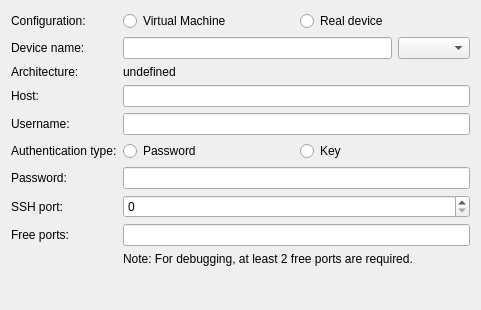
The window that src/plugins/mer/merdeviceconfigwizardgeneralpage.ui (sailfishos/sailfish-qtcreator) describes before a commit, drawn with Qt 5.
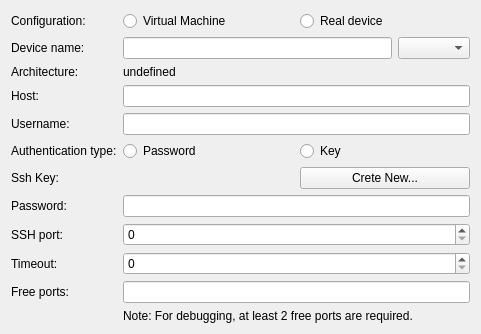
The same window after the commit. Custom widgets are drawn as their Qt base class.

```diff
--- a/src/plugins/mer/merdeviceconfigwizardgeneralpage.ui
+++ b/src/plugins/mer/merdeviceconfigwizardgeneralpage.ui
@@ -15,7 +15,7 @@
   </property>
   <layout class="QFormLayout" name="formLayout">
    <item row="0" column="0">
-    <widget class="QLabel" name="nameLabel">
+    <widget class="QLabel" name="configurationLabel">
      <property name="text">
       <string>Configuration:</string>
      </property>
@@ -40,7 +40,7 @@
     </layout>
    </item>
    <item row="1" column="0">
-    <widget class="QLabel" name="nameLabel_2">
+    <widget class="QLabel" name="nameLabel">
      <property name="text">
       <string>Device name:</string>
      </property>
@@ -110,41 +110,72 @@
     </layout>
    </item>
    <item row="6" column="0">
+    <widget class="QLabel" name="SshKeyLabel">
+     <property name="text">
+      <string>Ssh Key:</string>
+     </property>
+    </widget>
+   </item>
+   <item row="6" column="1">
+    <layout class="QHBoxLayout" name="horizontalLayout_9">
+     <item>
+      <widget class="Utils::PathChooser" name="SshKeyPathChooser" native="true"/>
+     </item>
+     <item>
+      <widget class="QPushButton" name="pushButton">
+       <property name="text">
+        <string>Crete New...</string>
+       </property>
+      </widget>
+     </item>
+    </layout>
+   </item>
+   <item row="7" column="0">
     <widget class="QLabel" name="passwordLabel">
      <property name="text">
       <string>Password:</string>
      </property>
     </widget>
    </item>
-   <item row="6" column="1">
+   <item row="7" column="1">
     <layout class="QHBoxLayout" name="horizontalLayout_5">
      <item>
       <widget class="QLineEdit" name="passwordLineEdit"/>
      </item>
     </layout>
    </item>
-   <item row="7" column="0">
+   <item row="8" column="0">
     <widget class="QLabel" name="sshPortLabel">
      <property name="text">
       <string>SSH port:</string>
      </property>
     </widget>
    </item>
-   <item row="7" column="1">
+   <item row="8" column="1">
     <layout class="QHBoxLayout" name="horizontalLayout_3">
      <item>
       <widget class="QSpinBox" name="sshPortSpinBox"/>
      </item>
     </layout>
    </item>
-   <item row="8" column="0">
+   <item row="9" column="0">
+    <widget class="QLabel" name="Timeout">
+     <property name="text">
+      <string>Timeout:</string>
+     </property>
+    </widget>
+   </item>
+   <item row="9" column="1">
+    <widget class="QSpinBox" name="timeoutSpinBox"/>
+   </item>
+   <item row="10" column="0">
     <widget class="QLabel" name="freePortsLabel">
      <property name="text">
       <string>Free ports:</string>
      </property>
     </widget>
    </item>
-   <item row="8" column="1">
+   <item row="10" column="1">
     <layout class="QHBoxLayout" name="horizontalLayout_2">
      <item>
       <widget class="QLineEdit" name="freePortsLineEdit">
@@ -158,7 +189,7 @@
      </item>
     </layout>
    </item>
-   <item row="9" column="1">
+   <item row="11" column="1">
     <widget class="QLabel" name="freePortsDebuggerMessageLabel">
      <property name="text">
       <string>Note: For debugging, at least 2 free ports are required.</string>
@@ -181,6 +212,18 @@
    </item>
   </layout>
  </widget>
+ <customwidgets>
+  <customwidget>
+   <class>Utils::PathChooser</class>
+   <extends>QWidget</extends>
+   <header location="global">utils/pathchooser.h</header>
+   <container>1</container>
+   <slots>
+    <signal>editingFinished()</signal>
+    <signal>browsingFinished()</signal>
+   </slots>
+  </customwidget>
+ </customwidgets>
  <resources/>
  <connections/>
 </ui>
```
Left out of the diff: 28 changed lines with no effect on the pictures.
